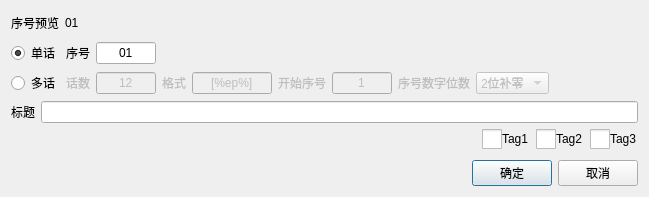
Above: UiThread/Anime/AnimeEpisodeNewDialog.ui from cqwlxxl/cherryme before the change. Below: the same form after it.
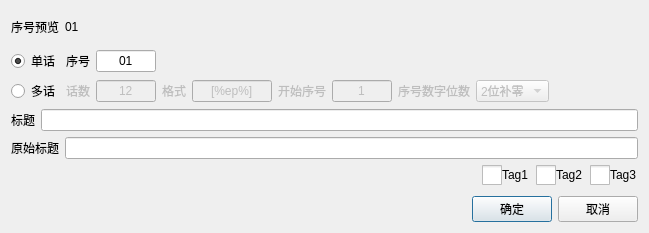
That is the form after the change. Icons and pictures are not drawn.

Commit message: new: 新增动漫话原始标题功能

```diff
--- a/UiThread/Anime/AnimeEpisodeNewDialog.ui
+++ b/UiThread/Anime/AnimeEpisodeNewDialog.ui
@@ -7,13 +7,13 @@
     <x>0</x>
     <y>0</y>
     <width>649</width>
-    <height>197</height>
+    <height>233</height>
    </rect>
   </property>
   <property name="windowTitle">
    <string>新增话</string>
   </property>
-  <layout class="QVBoxLayout" name="verticalLayout" stretch="0,0,0,0,0,0,0">
+  <layout class="QVBoxLayout" name="verticalLayout" stretch="0,0,0,0,0,0,0,0">
    <item>
     <layout class="QHBoxLayout" name="hLayout_EpisodePreview" stretch="0,1">
      <item>
@@ -302,6 +302,20 @@
      </item>
     </layout>
    </item>
+   <item>
+    <layout class="QHBoxLayout" name="hLayout_TitleOrigin">
+     <item>
+      <widget class="QLabel" name="label_TitleOrigin">
+       <property name="text">
+        <string>原始标题</string>
+       </property>
+      </widget>
+     </item>
+     <item>
+      <widget class="QLineEdit" name="lineEdit_TitleOrigin"/>
+     </item>
+    </layout>
+   </item>
    <item>
     <layout class="QHBoxLayout" name="hLayout_ABC">
      <item>
```
The commit also changes 11 other files.
